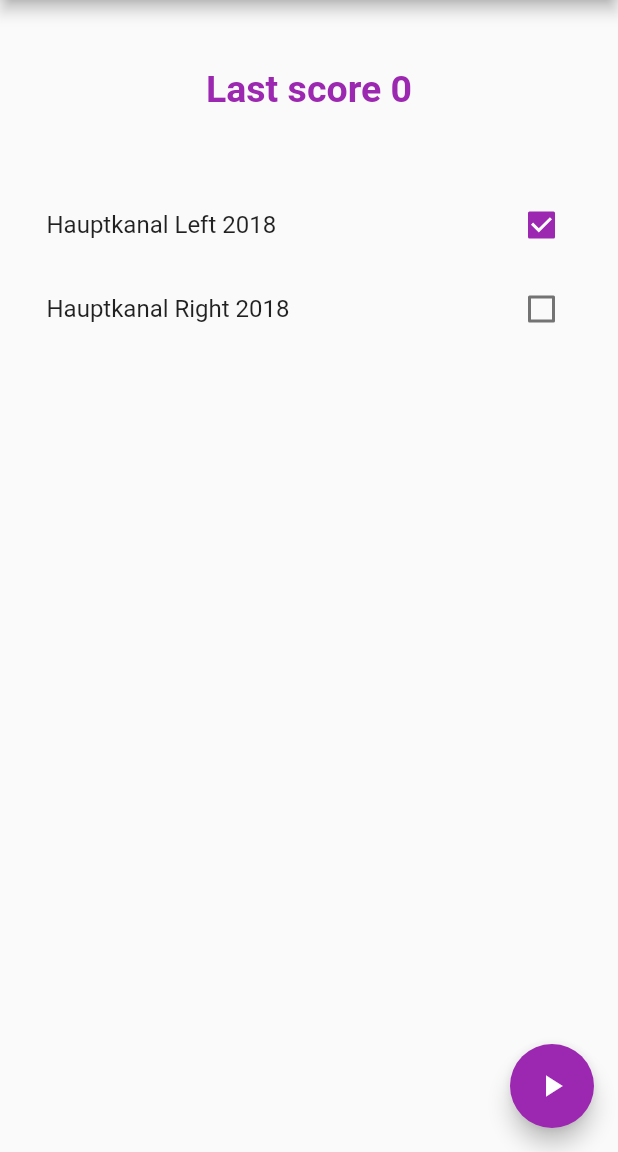
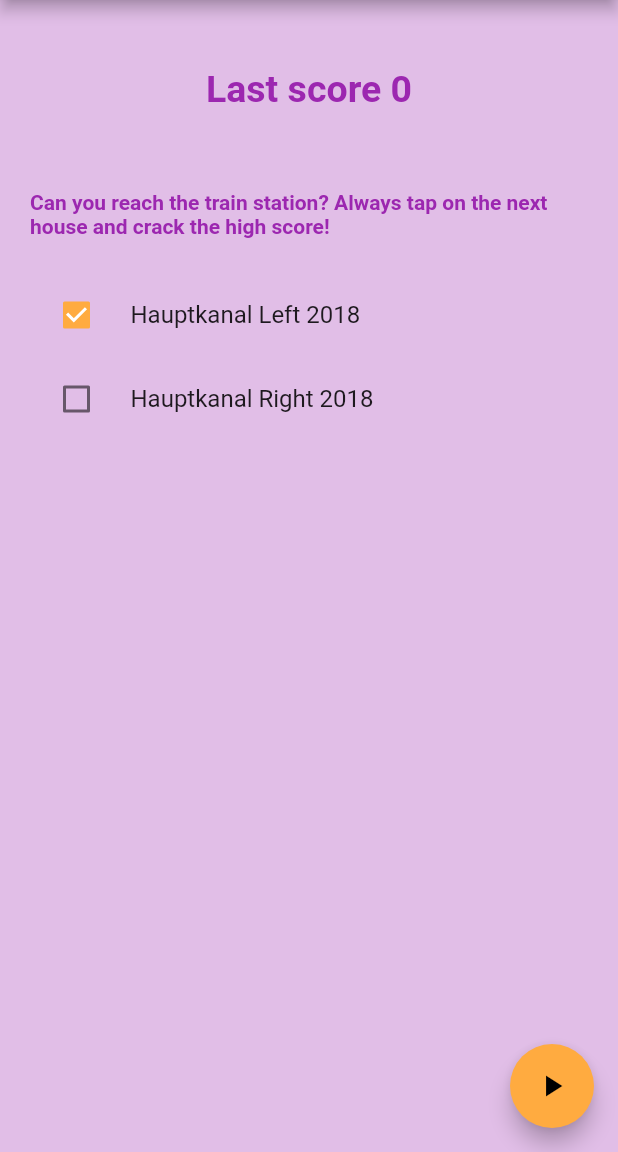
Before and after one commit to wlw81/hauptkanal_memory_flutter, a Flutter app: the screen it shows after launch, on a phone screen of 412 x 824 dp, the part 84-1236 px from its top. Run offline on Flutter 3.47's test engine with Material 2 defaults, Android fonts, the phone set to English and light mode, and no system bars; our stand-ins replace assets_audio_player, google_fonts.

Commit message:
beta status

```diff
--- a/lang/de.json
+++ b/lang/de.json
@@ -3,5 +3,6 @@
   "score": "Punkte",
   "lastScore": "Letzte Punktzahl",
   "hauptkanalLinks": "Hauptkanal Links 2018",
-  "hauptkanalRechts": "Hauptkanal Rechts 2018"
+  "hauptkanalRechts": "Hauptkanal Rechts 2018",
+  "introduction": "Schaffst du es bis zum Bahnhof? Tippe immer auf das nächste Haus und knacke den High-Score!"
 }
--- a/lang/en.json
+++ b/lang/en.json
@@ -3,5 +3,6 @@
   "score": "Score",
   "lastScore": "Last score",
   "hauptkanalLinks": "Hauptkanal Left 2018",
-  "hauptkanalRechts": "Hauptkanal Right 2018"
+  "hauptkanalRechts": "Hauptkanal Right 2018",
+  "introduction": "Can you reach the train station? Always tap on the next house and crack the high score!"
 }
--- a/lib/game.dart
+++ b/lib/game.dart
@@ -1,16 +1,14 @@
 import 'dart:async';
+import 'dart:collection';
 import 'dart:developer' as developer;
 import 'dart:io';
 import 'dart:math';
 
 import 'package:assets_audio_player/assets_audio_player.dart';
-import 'dart:collection';
 import 'package:flutter/material.dart';
 import 'package:hauptkanal_memory/cardSelector.dart';
 import 'package:hauptkanal_memory/countdown.dart';
 import 'package:hauptkanal_memory/score.dart';
-import "package:intl/intl.dart";
-import 'package:path_provider/path_provider.dart';
 
 import 'flags.dart';
 
@@ -177,7 +175,7 @@ class _MyAppState extends State<Game> with TickerProviderStateMixin {
           Row(mainAxisAlignment: MainAxisAlignment.spaceAround, children: [
             Expanded(
                 child: SizedBox(
-                    height: 200,
+                    height: (MediaQuery.of(context).size.height / 3.2),
                     child: Padding(
                         padding: EdgeInsets.only(
                             bottom: 20.5, left: 2.5, right: 2.5, top: 20.0),
--- a/lib/main.dart
+++ b/lib/main.dart
@@ -7,8 +7,7 @@ import 'package:hauptkanal_memory/app_localizations.dart';
 import 'package:hauptkanal_memory/flags.dart';
 import 'package:hauptkanal_memory/game.dart';
 import 'package:hauptkanal_memory/score.dart';
-import 'package:path_provider/path_provider.dart';
-import 'dart:io';
+import 'package:google_fonts/google_fonts.dart';
 
 import 'flags.dart';
 
@@ -45,8 +44,9 @@ class MyApp extends StatelessWidget {
   Widget build(BuildContext context) {
     return MaterialApp(
       theme: ThemeData(
-        primarySwatch: Colors.purple,
-      ),
+          primarySwatch: Colors.purple,
+          secondaryHeaderColor: Colors.purple[100],
+          accentColor: Colors.orangeAccent),
       supportedLocales: [Locale('en', ''), Locale('de', '')],
       localizationsDelegates: [
         AppLocalizations.delegate,
@@ -90,6 +90,7 @@ class _MyHomePageState extends State<MyHomePage> {
   @override
   Widget build(BuildContext context) {
     return Scaffold(
+        backgroundColor: Theme.of(context).secondaryHeaderColor,
         appBar: AppBar(
           title: Text(widget.title),
         ),
@@ -97,12 +98,24 @@ class _MyHomePageState extends State<MyHomePage> {
           Padding(
               padding: EdgeInsets.only(bottom: 8, left: 8, right: 8, top: 20),
               child: Score(lastScore, false)),
+          Padding(
+              padding: EdgeInsets.only(bottom: 8, left: 20, right: 20, top: 20),
+              child:
+                  Text(AppLocalizations.of(context).translate('introduction'),
+                      style: GoogleFonts.roboto(
+                          //fontSize: 25,
+                          fontWeight: FontWeight.bold,
+                          textStyle: TextStyle(
+                            color: Theme.of(context).primaryColor,
+                          )))),
           Expanded(
             child: ListView(
+              shrinkWrap: true,
               padding:
                   EdgeInsets.only(bottom: 10.5, left: 15, right: 15, top: 15.0),
               children: values.keys.map((String key) {
                 return CheckboxListTile(
+                  controlAffinity: ListTileControlAffinity.leading,
                   title: Text(AppLocalizations.of(context).translate(key)),
                   value: values[key],
                   onChanged: (bool value) {
@@ -140,7 +153,8 @@ class _MyHomePageState extends State<MyHomePage> {
         : flag = Flags.STREET_RIGHT;
 
     // >> To get paths you need these 2 lines
-    final manifestContent = await DefaultAssetBundle.of(context).loadString('AssetManifest.json');
+    final manifestContent =
+        await DefaultAssetBundle.of(context).loadString('AssetManifest.json');
 
     final Map<String, dynamic> manifestMap = json.decode(manifestContent);
     // >> To get paths you need these 2 lines
@@ -151,7 +165,6 @@ class _MyHomePageState extends State<MyHomePage> {
         .toList();
 
     Navigator.push(context, MaterialPageRoute(builder: (context) {
-
       developer.log('Selected street ' + flag);
       return Game(flag, onScoreChange, imagePaths);
     }));
--- a/lib/score.dart
+++ b/lib/score.dart
@@ -25,7 +25,7 @@ class Score extends StatelessWidget {
                       fontSize: 25,
                       fontWeight: FontWeight.bold,
                       textStyle: TextStyle(
-                          backgroundColor: Colors.purple,
+                          backgroundColor: Theme.of(context).primaryColor,
                           color: Colors.white)))));
     }else{
       return Container(
--- a/pubspec.yaml
+++ b/pubspec.yaml
@@ -11,7 +11,7 @@ description: A game around the inner citiy of Papenburg.
 # In iOS, build-name is used as CFBundleShortVersionString while build-number used as CFBundleVersion.
 # Read more about iOS versioning at
 # https://developer.apple.com/library/archive/documentation/General/Reference/InfoPlistKeyReference/Articles/CoreFoundationKeys.html
-version: 0.5.3+16
+version: 0.5.4+17
 
 environment:
   sdk: ">=2.1.0 <3.0.0"
```
